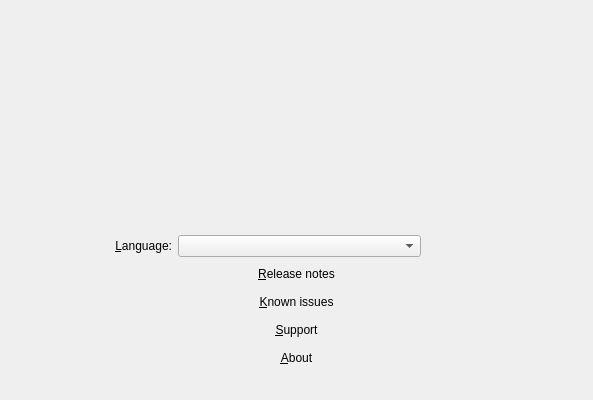
Before: the Qt Designer form src/modules/welcome/WelcomePage.ui in tanglu-org/calamares, drawn with Qt 5.
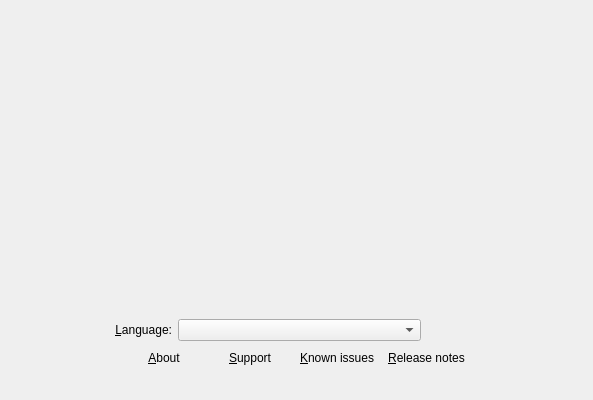
After: the same form once the commit is applied.

Patch:
```diff
--- a/src/modules/welcome/WelcomePage.ui
+++ b/src/modules/welcome/WelcomePage.ui
@@ -15,7 +15,7 @@
   </property>
   <layout class="QHBoxLayout" name="horizontalLayout">
    <item>
-    <layout class="QVBoxLayout" name="verticalLayout" stretch="0,0,0,0,0,0">
+    <layout class="QVBoxLayout" name="verticalLayout" stretch="0,0,0,0,0">
      <item>
       <spacer name="verticalSpacer">
        <property name="orientation">
@@ -45,19 +45,6 @@
        </property>
       </widget>
      </item>
-     <item>
-      <spacer name="verticalSpacer_2">
-       <property name="orientation">
-        <enum>Qt::Vertical</enum>
-       </property>
-       <property name="sizeHint" stdset="0">
-        <size>
-         <width>20</width>
-         <height>20</height>
-        </size>
-       </property>
-      </spacer>
-     </item>
      <item>
       <layout class="QHBoxLayout" name="horizontalLayout_3" stretch="0,1,2,1,0">
        <item>
@@ -152,37 +139,7 @@
         </spacer>
        </item>
        <item>
-        <layout class="QVBoxLayout" name="verticalLayout_2">
-         <item>
-          <widget class="QPushButton" name="releaseNotesButton">
-           <property name="text">
-            <string>&amp;Release notes</string>
-           </property>
-           <property name="flat">
-            <bool>true</bool>
-           </property>
-          </widget>
-         </item>
-         <item>
-          <widget class="QPushButton" name="knownIssuesButton">
-           <property name="text">
-            <string>&amp;Known issues</string>
-           </property>
-           <property name="flat">
-            <bool>true</bool>
-           </property>
-          </widget>
-         </item>
-         <item>
-          <widget class="QPushButton" name="supportButton">
-           <property name="text">
-            <string>&amp;Support</string>
-           </property>
-           <property name="flat">
-            <bool>true</bool>
-           </property>
-          </widget>
-         </item>
+        <layout class="QHBoxLayout" name="horizontalLayout_4">
          <item>
           <widget class="QPushButton" name="aboutButton">
            <property name="text">
@@ -193,6 +150,36 @@
            </property>
           </widget>
          </item>
+         <item>
+          <widget class="QPushButton" name="supportButton">
+           <property name="text">
+            <string>&amp;Support</string>
+           </property>
+           <property name="flat">
+            <bool>true</bool>
+           </property>
+          </widget>
+         </item>
+         <item>
+          <widget class="QPushButton" name="knownIssuesButton">
+           <property name="text">
+            <string>&amp;Known issues</string>
+           </property>
+           <property name="flat">
+            <bool>true</bool>
+           </property>
+          </widget>
+         </item>
+         <item>
+          <widget class="QPushButton" name="releaseNotesButton">
+           <property name="text">
+            <string>&amp;Release notes</string>
+           </property>
+           <property name="flat">
+            <bool>true</bool>
+           </property>
+          </widget>
+         </item>
         </layout>
        </item>
        <item>
```
